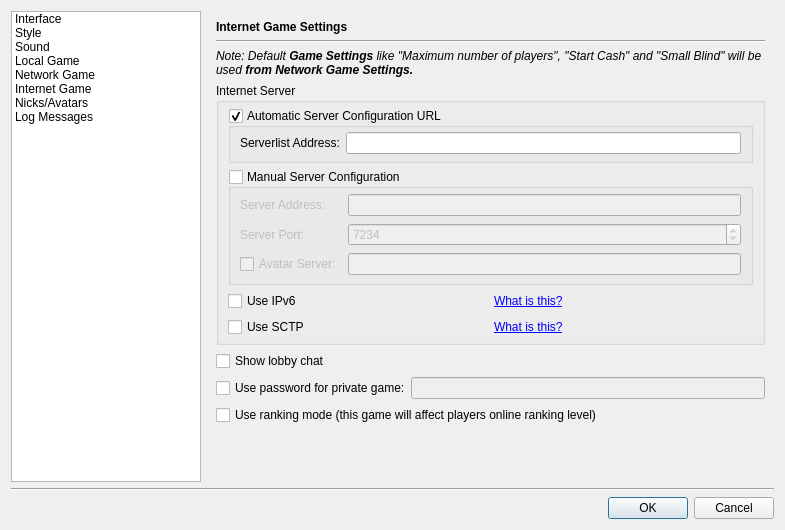
Above: src/gui/qt/settingsdialog.ui from pokerth/pokerth before the change. Below: the same form after it.
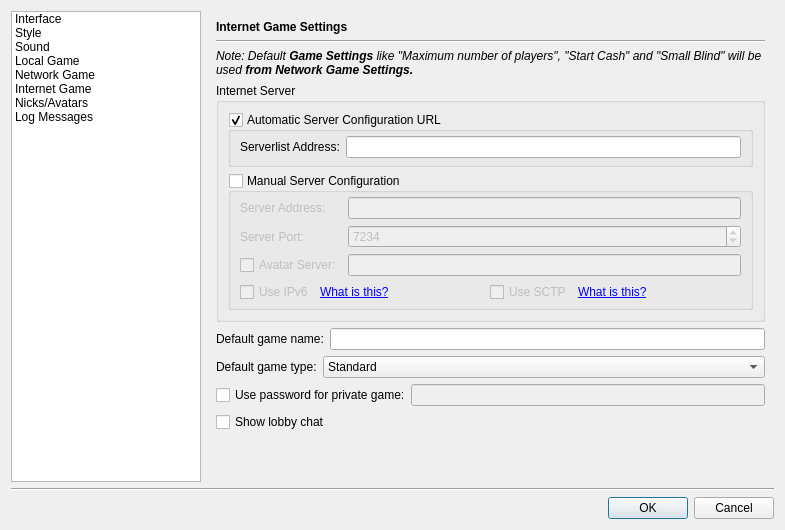
That is the form after the change. Icons and pictures are not drawn. Custom widgets are drawn as their Qt base class.

Commit message: GUI: new game types and game name fields in settings and createinternetgame dialogs

What changed in the file:
```diff
--- a/src/gui/qt/settingsdialog.ui
+++ b/src/gui/qt/settingsdialog.ui
@@ -1454,7 +1454,7 @@
        </widget>
        <widget class="QWidget" name="page_7">
         <layout class="QGridLayout" name="gridLayout_6">
-         <item row="0" column="0" colspan="2">
+         <item row="0" column="0">
           <widget class="QLabel" name="label_30">
            <property name="styleSheet">
             <string notr="true">QLabel { font-weight: bold;  }</string>
@@ -1464,14 +1464,14 @@
            </property>
           </widget>
          </item>
-         <item row="1" column="0" colspan="3">
+         <item row="1" column="0">
           <widget class="Line" name="line_9">
            <property name="orientation">
             <enum>Qt::Horizontal</enum>
            </property>
           </widget>
          </item>
-         <item row="2" column="0" colspan="3">
+         <item row="2" column="0">
           <widget class="QLabel" name="label_43">
            <property name="text">
             <string>&lt;html&gt;&lt;head&gt;&lt;meta name=&quot;qrichtext&quot; content=&quot;1&quot; /&gt;&lt;style type=&quot;text/css&quot;&gt;
@@ -1484,19 +1484,13 @@
            </property>
           </widget>
          </item>
-         <item row="3" column="0" rowspan="2" colspan="3">
+         <item row="3" column="0">
           <widget class="QGroupBox" name="groupBox_4">
            <property name="title">
             <string>Internet Server</string>
            </property>
            <layout class="QGridLayout" name="gridLayout_5">
-            <property name="topMargin">
-             <number>5</number>
-            </property>
-            <property name="bottomMargin">
-             <number>5</number>
-            </property>
-            <item row="0" column="0" colspan="2">
+            <item row="0" column="0">
              <widget class="QGroupBox" name="groupBox_automaticServerConfig">
               <property name="title">
                <string>Automatic Server Configuration URL</string>
@@ -1524,7 +1518,7 @@
               </layout>
              </widget>
             </item>
-            <item row="1" column="0" colspan="2">
+            <item row="1" column="0">
              <widget class="QGroupBox" name="groupBox_manualServerConfig">
               <property name="minimumSize">
                <size>
@@ -1598,17 +1592,16 @@
                <item row="2" column="1">
                 <widget class="QLineEdit" name="lineEdit_avatarServerAddress"/>
                </item>
-              </layout>
-             </widget>
-            </item>
-            <item row="2" column="0">
+               <item row="3" column="0" colspan="2">
+                <layout class="QHBoxLayout" name="horizontalLayout_7">
+                 <item>
              <widget class="QCheckBox" name="checkBox_InternetServerUseIpv6">
               <property name="text">
                <string>Use IPv6</string>
               </property>
              </widget>
             </item>
-            <item row="2" column="1">
+                 <item>
              <widget class="QLabel" name="label_32">
               <property name="text">
                <string>&lt;a href=&quot;http://en.wikipedia.org/wiki/Ipv6&quot;&gt;What is this?&lt;/a&gt;</string>
@@ -1618,14 +1611,27 @@
               </property>
              </widget>
             </item>
-            <item row="3" column="0">
+                 <item>
+                  <spacer name="horizontalSpacer">
+                   <property name="orientation">
+                    <enum>Qt::Horizontal</enum>
+                   </property>
+                   <property name="sizeHint" stdset="0">
+                    <size>
+                     <width>40</width>
+                     <height>20</height>
+                    </size>
+                   </property>
+                  </spacer>
+                 </item>
+                 <item>
              <widget class="QCheckBox" name="checkBox_InternetServerUseSctp">
               <property name="text">
                <string>Use SCTP</string>
               </property>
              </widget>
             </item>
-            <item row="3" column="1">
+                 <item>
              <widget class="QLabel" name="label_42">
               <property name="text">
                <string>&lt;a href=&quot;http://en.wikipedia.org/wiki/Stream_Control_Transmission_Protocol&quot;&gt;What is this?&lt;/a&gt;</string>
@@ -1635,10 +1641,99 @@
               </property>
              </widget>
             </item>
-           </layout>
-          </widget>
-         </item>
-         <item row="6" column="0" colspan="3">
+                 <item>
+                  <spacer name="horizontalSpacer_8">
+                   <property name="orientation">
+                    <enum>Qt::Horizontal</enum>
+                   </property>
+                   <property name="sizeHint" stdset="0">
+                    <size>
+                     <width>40</width>
+                     <height>20</height>
+                    </size>
+                   </property>
+                  </spacer>
+                 </item>
+                </layout>
+               </item>
+              </layout>
+             </widget>
+            </item>
+           </layout>
+          </widget>
+         </item>
+         <item row="4" column="0">
+          <layout class="QHBoxLayout" name="horizontalLayout_8">
+           <item>
+            <widget class="QLabel" name="label_23">
+             <property name="text">
+              <string>Default game name:</string>
+             </property>
+            </widget>
+           </item>
+           <item>
+            <widget class="QLineEdit" name="lineEdit_internetGameName"/>
+           </item>
+          </layout>
+         </item>
+         <item row="5" column="0">
+          <layout class="QHBoxLayout" name="horizontalLayout_6">
+           <item>
+            <widget class="QLabel" name="label_17">
+             <property name="text">
+              <string>Default game type:</string>
+             </property>
+            </widget>
+           </item>
+           <item>
+            <widget class="QComboBox" name="comboBox_internetGameType">
+             <property name="sizePolicy">
+              <sizepolicy hsizetype="MinimumExpanding" vsizetype="Fixed">
+               <horstretch>0</horstretch>
+               <verstretch>0</verstretch>
+              </sizepolicy>
+             </property>
+             <item>
+              <property name="text">
+               <string>Standard</string>
+              </property>
+              <property name="icon">
+               <iconset resource="resources/pokerth.qrc">
+                <normaloff>:/gfx/player_play.png</normaloff>:/gfx/player_play.png</iconset>
+              </property>
+             </item>
+             <item>
+              <property name="text">
+               <string>Registered players only</string>
+              </property>
+              <property name="icon">
+               <iconset resource="resources/pokerth.qrc">
+                <normaloff>:/gfx/registered.png</normaloff>:/gfx/registered.png</iconset>
+              </property>
+             </item>
+             <item>
+              <property name="text">
+               <string>Invited players only</string>
+              </property>
+              <property name="icon">
+               <iconset resource="resources/pokerth.qrc">
+                <normaloff>:/gfx/list_add_user.png</normaloff>:/gfx/list_add_user.png</iconset>
+              </property>
+             </item>
+             <item>
+              <property name="text">
+               <string>Ranking game</string>
+              </property>
+              <property name="icon">
+               <iconset resource="resources/pokerth.qrc">
+                <normaloff>:/gfx/cup.png</normaloff>:/gfx/cup.png</iconset>
+              </property>
+             </item>
+            </widget>
+           </item>
+          </layout>
+         </item>
+         <item row="6" column="0">
           <layout class="QHBoxLayout" name="horizontalLayout_2">
            <property name="spacing">
             <number>0</number>
@@ -1666,7 +1761,14 @@
            </item>
           </layout>
          </item>
-         <item row="8" column="0" colspan="3">
+         <item row="7" column="0">
+          <widget class="QCheckBox" name="checkBox_UseLobbyChat">
+           <property name="text">
+            <string>Show lobby chat</string>
+           </property>
+          </widget>
+         </item>
+         <item row="8" column="0">
           <spacer>
            <property name="orientation">
             <enum>Qt::Vertical</enum>
@@ -1679,24 +1781,6 @@
            </property>
           </spacer>
          </item>
-         <item row="5" column="0">
-          <widget class="QCheckBox" name="checkBox_UseLobbyChat">
-           <property name="text">
-            <string>Show lobby chat</string>
-           </property>
-          </widget>
-         </item>
-         <item row="7" column="0">
-          <widget class="QCheckBox" name="checkBox_InternetGameRankingMode">
-           <property name="text">
-            <string>Use ranking mode (this game will affect players online ranking level)</string>
-           </property>
-           <property name="icon">
-            <iconset resource="resources/pokerth.qrc">
-             <normaloff>:/gfx/cup.png</normaloff>:/gfx/cup.png</iconset>
-           </property>
-          </widget>
-         </item>
         </layout>
        </widget>
        <widget class="QWidget" name="page_3">
```
Lines whose indentation alone changed are shown as unchanged. The commit also changes 7 other files.
